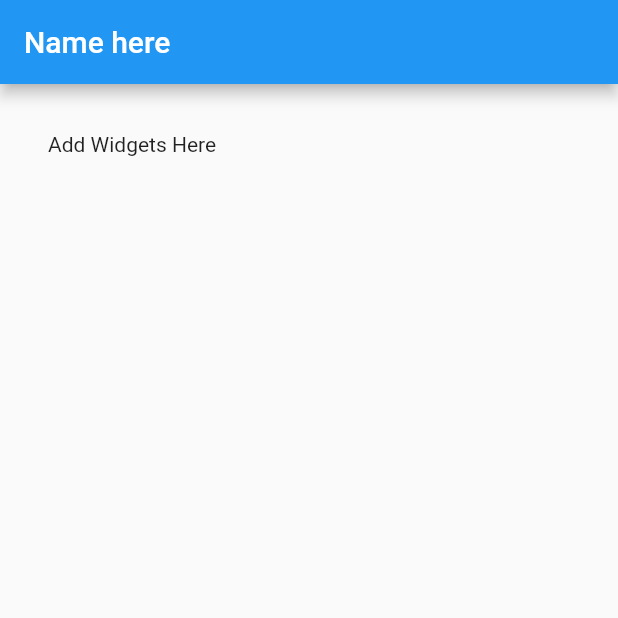
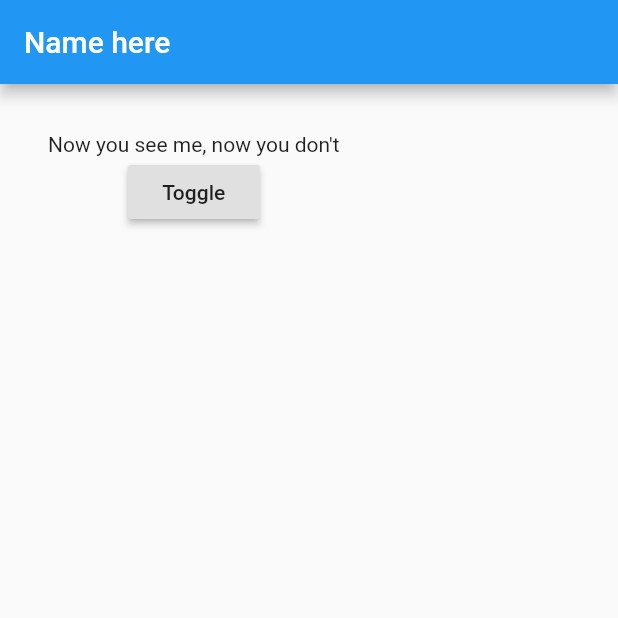
Before and after one commit to tshvets65/flutter_opacity, a Flutter app: the screen it shows after launch, on a phone screen of 412 x 824 dp, the top half of it. Run offline on Flutter 3.47's test engine with Material 2 defaults, Android fonts, the phone set to English and light mode, and no system bars.

```diff
--- a/lib/main.dart
+++ b/lib/main.dart
@@ -12,6 +12,17 @@ class MyApp extends StatefulWidget {
 }
 
 class _State extends State<MyApp> {
+  bool _visible;
+
+  @override
+  void initState() {
+    _visible = true;
+  }
+
+  void _toggleVisible() {
+    setState(() => _visible = !_visible);
+  }
+
   @override
   Widget build(BuildContext context) {
     return Scaffold(
@@ -22,9 +33,14 @@ class _State extends State<MyApp> {
         padding: EdgeInsets.all(32.0),
         child: Column(
           children: <Widget>[
-            Text(
-              'Add Widgets Here',
+            Opacity(
+              opacity: _visible ? 1.0 : 0.2,
+              child: Text('Now you see me, now you don\'t'),
             ),
+            RaisedButton(
+              onPressed: _toggleVisible,
+              child: Text('Toggle'),
+            )
           ],
         ),
       ),
```
